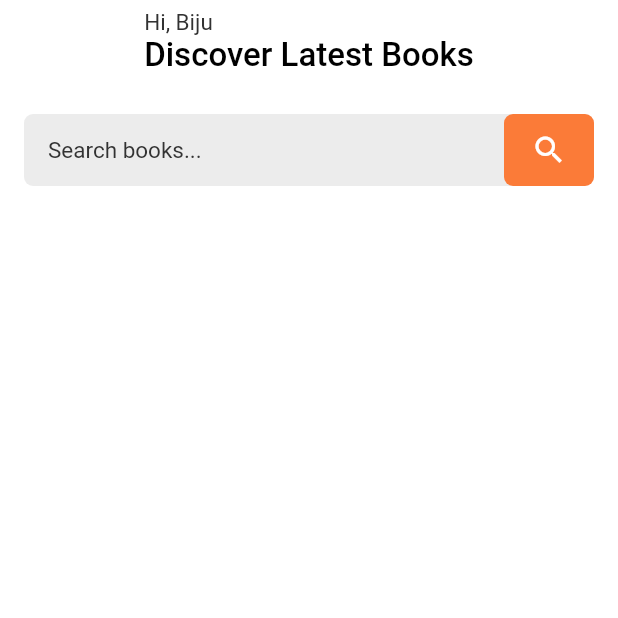
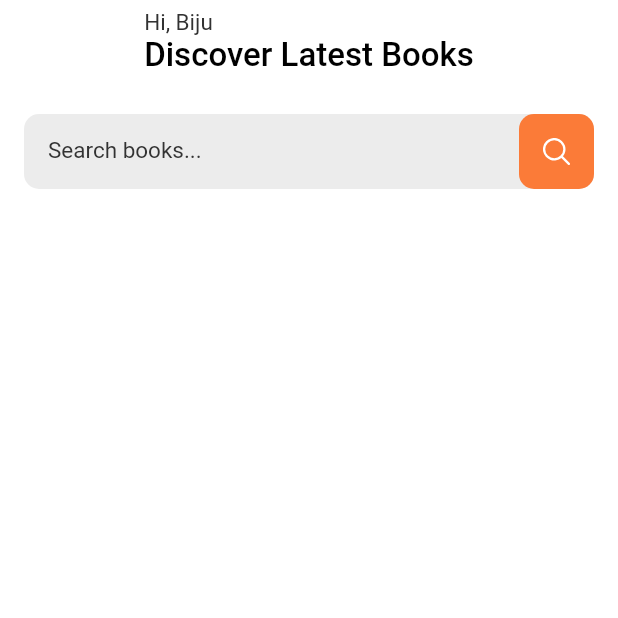
Before and after one commit to bijumondal18/flutter_ebook_app, a Flutter app: the screen it shows after launch, on a phone screen of 412 x 824 dp, the top half of it. Run offline on Flutter 3.47's test engine with Material 2 defaults, Android fonts, the phone set to English and light mode, and no system bars; our stand-ins replace flutter_svg.

Commit message:
svg icons added

```diff
--- a/lib/common/dimens.dart
+++ b/lib/common/dimens.dart
@@ -2,9 +2,9 @@ class AppSizes {
   static const double appBarHeight = 60.0;
   static const double textFieldHeight = 48.0;
   static const double buttonHeight = 44.0;
-  static const double searchBarHeight = 48.0;
+  static const double searchBarHeight = 50.0;
 
-  static const double cardCornerRadius = 6.0;
+  static const double cardCornerRadius = 10.0;
 
   static const double dimen48 = 48.0;
   static const double dimen30 = 30.0;
--- a/lib/common/palette.dart
+++ b/lib/common/palette.dart
@@ -8,6 +8,6 @@ class AppColors {
   static const lightGrey = Color(0xFFD2CFCF);
   static const textFieldBg = Color(0xFFECECEC);
   static const transparent = Color(0xFFFFFF);
-  static const orange = Color(0xF7FC7732);
+  static const primary = Color(0xF7FC7732);
   static const green = Color(0xFF179C18);
 }
--- a/lib/presentation/home/ui/home_screen.dart
+++ b/lib/presentation/home/ui/home_screen.dart
@@ -2,6 +2,7 @@ import 'package:flutter/foundation.dart';
 import 'package:flutter/material.dart';
 import 'package:flutter_ebook_app/common/common.dart';
 import 'package:flutter_ebook_app/presentation/home/widgets/home_screen_header.dart';
+import 'package:flutter_svg/flutter_svg.dart';
 
 class HomeScreen extends StatelessWidget {
   const HomeScreen({Key? key}) : super(key: key);
@@ -13,14 +14,14 @@ class HomeScreen extends StatelessWidget {
       body: SafeArea(
         child: SingleChildScrollView(
           child: Column(
-            children: [searchBar(context)],
+            children: [_searchBar(context)],
           ),
         ),
       ),
     );
   }
 
-  Widget searchBar(BuildContext context) {
+  Widget _searchBar(BuildContext context) {
     return Container(
       margin: const EdgeInsets.all(AppSizes.dimen16),
       width: MediaQuery.of(context).size.width,
@@ -31,6 +32,8 @@ class HomeScreen extends StatelessWidget {
       child: Stack(
         children: [
           TextField(
+            cursorColor: AppColors.primary,
+            style: AppTheme.lightTheme.textTheme.headline6,
             decoration: InputDecoration(
                 hintText: 'Search books...',
                 hintStyle: AppTheme.lightTheme.textTheme.bodyText1,
@@ -43,10 +46,10 @@ class HomeScreen extends StatelessWidget {
             bottom: 0,
             top: 0,
             child: Container(
-              width: 60,
+              width: 50,
               padding: const EdgeInsets.all(AppSizes.dimen8),
               decoration: BoxDecoration(
-                  color: AppColors.orange,
+                  color: AppColors.primary,
                   borderRadius:
                       BorderRadius.circular(AppSizes.cardCornerRadius)),
               child: InkWell(
@@ -55,13 +58,12 @@ class HomeScreen extends StatelessWidget {
                       print('search button pressed');
                     }
                   },
-                child: const Icon(
-                  Icons.search,
-                  color: AppColors.white,
+                  child: Padding(
+                    padding: const EdgeInsets.all(AppSizes.dimen8),
+                    child: SvgPicture.asset('assets/icons/search.svg', color: AppColors.white),
+                  )),
             ),
           ),
-            ),
-          )
         ],
       ),
     );
--- a/pubspec.yaml
+++ b/pubspec.yaml
@@ -27,9 +27,8 @@ flutter:
   uses-material-design: true
 
   # To add assets to your application, add an assets section, like this:
-  # assets:
-  #   - images/a_dot_burr.jpeg
-  #   - images/a_dot_ham.jpeg
+  assets:
+    - assets/icons/
 
   # fonts:
   #   - family: Schyler
```
Also changed, not shown: assets/icons/bookmark _fill.svg (added), assets/icons/bookmark.svg (added), assets/icons/cross.svg (added), assets/icons/home.svg (added), assets/icons/home_fill.svg (added), assets/icons/person.svg (added), assets/icons/person_fill.svg (added), assets/icons/plus.svg (added), assets/icons/search.svg (added). Lines whose indentation alone changed are shown as unchanged.
